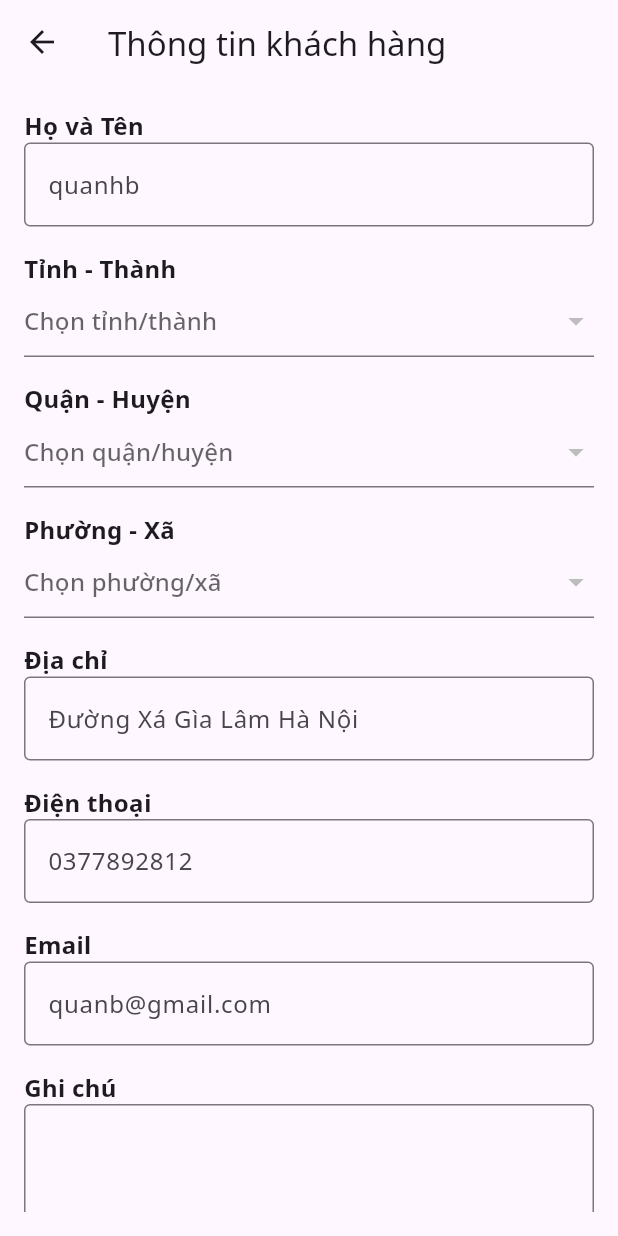
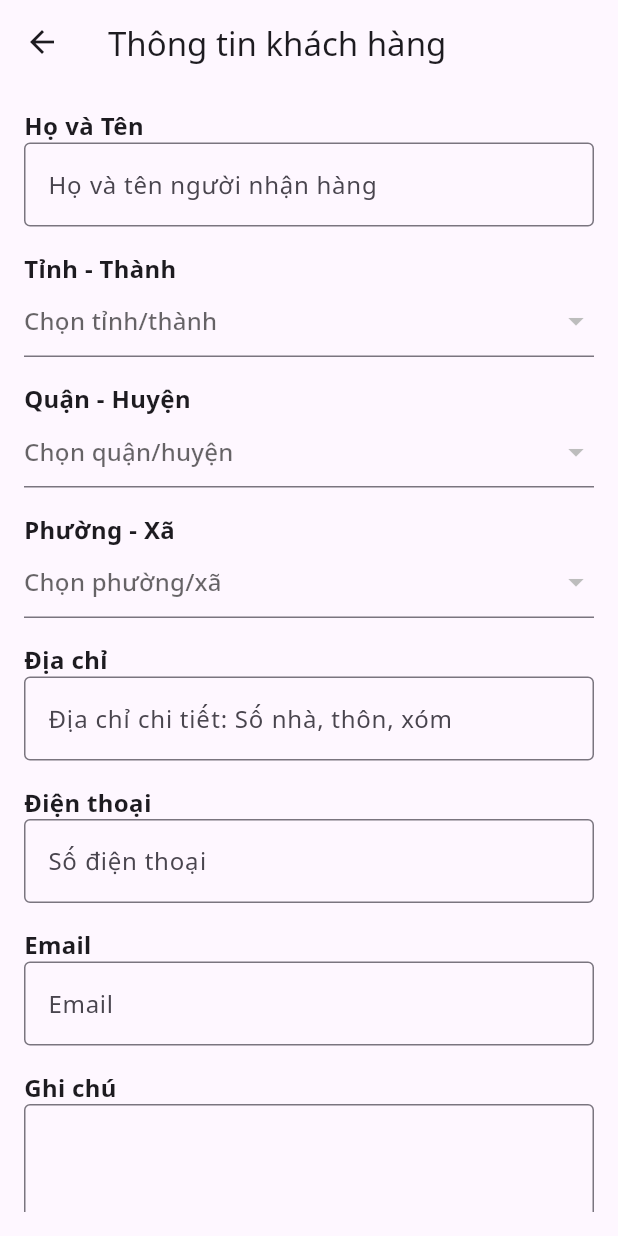
Before and after one commit to Quan2812/FoodAppMobile, a Flutter app: the CheckoutView screen opened directly with empty values, after a tap on "Thay đổi", on a phone screen of 412 x 824 dp. Run offline on Flutter 3.47's test engine with Material 3 defaults, Android fonts, the phone set to English and light mode, and no system bars; drawn by our look-alikes of flutter_easyloading; our stand-ins replace flutter_rating_bar, flutter_timezone, get_it, google_fonts, google_maps_flutter, image_picker and 1 more; missing offline and left inert: custom_map_markers, otp_pin_field; accounts and stored records are empty; network calls fail.

Commit message:
chỉnh sửa màn hình thanh toán

```diff
--- a/lib/common/service_call.dart
+++ b/lib/common/service_call.dart
@@ -12,7 +12,7 @@ class ServiceCall {
   static Map userPayload = {};
 
   // ✅ Thêm baseUrl
-  static const String baseUrl = "https://localhost:7064/api"; // <-- chỉnh chỗ này "https://10.0.2.2:1228/api"
+  static const String baseUrl = "https://foood-tour.online/api"; // <-- chỉnh chỗ này "https://10.0.2.2:1228/api"
 
   // ✅ Hàm POST chuẩn
   static void post(String endpoint, Map<String, dynamic> parameter,
--- a/lib/view/more/checkout_view.dart
+++ b/lib/view/more/checkout_view.dart
@@ -10,7 +10,7 @@ import 'checkout_message_view.dart';
 
 class CheckoutView extends StatefulWidget {
   final double subtotal;
-  final double discount = 15.000;
+  // final double discount = 15.000;
   const CheckoutView({super.key, required this.subtotal});
 
   @override
@@ -20,19 +20,14 @@ class CheckoutView extends StatefulWidget {
 class _CheckoutViewState extends State<CheckoutView> {
   List paymentArr = [
     {
-      "name": "Tiền mặt",
+      "name": "Thanh toán khi nhận hàng",
       "icon":
       "https://res.cloudinary.com/dfya8dc81/image/upload/v1738811558/cash_ewuwuz.png"
     },
     {
-      "name": "**** **** **** 2187",
+      "name": "Thanh toán qua VNPay",
       "icon":
       "https://res.cloudinary.com/dfya8dc81/image/upload/v1738811583/visa_icon_wk5tiz.png"
-    },
-    {
-      "name": "test@gmail.com",
-      "icon":
-      "https://res.cloudinary.com/dfya8dc81/image/upload/v1738811577/paypal_hyx4tl.png"
     },
   ];
 
@@ -55,13 +50,13 @@ class _CheckoutViewState extends State<CheckoutView> {
     super.initState();
     addressData = AddressData(
       fullName: '',
-      province: 'Brooklyn',
+      province: '',
       provinceId: 0,
       district: '',
       districtId: 0,
       ward: '',
       wardCode: '',
-      address: '653 Nostrand Ave.',
+      address: '',
       phone: '',
       email: '',
       notes: '',
@@ -259,18 +254,18 @@ class _CheckoutViewState extends State<CheckoutView> {
                             fontWeight: FontWeight.w500,
                           ),
                         ),
-                        TextButton.icon(
-                          onPressed: () {},
-                          icon: Icon(Icons.add, color: TColor.primary),
-                          label: Text(
-                            "Thêm thẻ",
-                            style: GoogleFonts.notoSans(
-                              color: TColor.primary,
-                              fontSize: 13,
-                              fontWeight: FontWeight.w700,
-                            ),
-                          ),
-                        )
+                        // TextButton.icon(
+                        //   onPressed: () {},
+                        //   icon: Icon(Icons.add, color: TColor.primary),
+                        //   label: Text(
+                        //     "Thêm thẻ",
+                        //     style: GoogleFonts.notoSans(
+                        //       color: TColor.primary,
+                        //       fontSize: 13,
+                        //       fontWeight: FontWeight.w700,
+                        //     ),
+                        //   ),
+                        // )
                       ],
                     ),
                     ListView.builder(
@@ -388,29 +383,29 @@ class _CheckoutViewState extends State<CheckoutView> {
                         ),
                       ],
                     ),
-                    const SizedBox(height: 8),
-                    Row(
-                      mainAxisAlignment: MainAxisAlignment.spaceBetween,
-                      children: [
-                        Text(
-                          "Giảm giá",
-                          textAlign: TextAlign.center,
-                          style: GoogleFonts.notoSans(
-                            color: TColor.primaryText,
-                            fontSize: 13,
-                            fontWeight: FontWeight.w500,
-                          ),
-                        ),
-                        Text(
-                          "-${widget.discount.toStringAsFixed(3)}",
-                          style: GoogleFonts.notoSans(
-                            color: TColor.primaryText,
-                            fontSize: 13,
-                            fontWeight: FontWeight.w700,
-                          ),
-                        )
-                      ],
-                    ),
+                    // const SizedBox(height: 8),
+                    // Row(
+                    //   mainAxisAlignment: MainAxisAlignment.spaceBetween,
+                    //   children: [
+                    //     Text(
+                    //       "Giảm giá",
+                    //       textAlign: TextAlign.center,
+                    //       style: GoogleFonts.notoSans(
+                    //         color: TColor.primaryText,
+                    //         fontSize: 13,
+                    //         fontWeight: FontWeight.w500,
+                    //       ),
+                    //     ),
+                    //     Text(
+                    //       "-${widget.discount.toStringAsFixed(3)}",
+                    //       style: GoogleFonts.notoSans(
+                    //         color: TColor.primaryText,
+                    //         fontSize: 13,
+                    //         fontWeight: FontWeight.w700,
+                    //       ),
+                    //     )
+                    //   ],
+                    // ),
                     const SizedBox(height: 15),
                     Divider(
                       color: TColor.secondaryText.withOpacity(0.5),
@@ -430,7 +425,7 @@ class _CheckoutViewState extends State<CheckoutView> {
                           ),
                         ),
                         Text(
-                          ("${NumberFormat("#,###", "vi_VN").format(widget.subtotal + fee - widget.discount)}"),
+                          ("${NumberFormat("#,###", "vi_VN").format(widget.subtotal + fee)}"),
                           style: GoogleFonts.notoSans(
                             color: TColor.primaryText,
                             fontSize: 15,
--- a/lib/view/more/recipient_form.dart
+++ b/lib/view/more/recipient_form.dart
@@ -2,6 +2,8 @@ import 'package:flutter/material.dart';
 import 'package:http/http.dart' as http;
 import 'dart:convert';
 import 'package:google_fonts/google_fonts.dart';
+
+import '../../common/color_extension.dart';
 
 class AddressData {
   final String fullName;
@@ -209,7 +211,7 @@ class _RecipientFormState extends State<RecipientForm> {
               TextFormField(
                 decoration: InputDecoration(
                   border: OutlineInputBorder(),
-                  hintText: 'quanhb',
+                  hintText: 'Họ và tên người nhận hàng',
                   hintStyle: GoogleFonts.notoSans(),
                 ),
                 onChanged: (value) {
@@ -340,7 +342,7 @@ class _RecipientFormState extends State<RecipientForm> {
               TextFormField(
                 decoration: InputDecoration(
                   border: OutlineInputBorder(),
-                  hintText: 'Đường Xá Gìa Lâm Hà Nội',
+                  hintText: 'Địa chỉ chi tiết: Số nhà, thôn, xóm',
                   hintStyle: GoogleFonts.notoSans(),
                 ),
                 onChanged: (value) {
@@ -366,7 +368,7 @@ class _RecipientFormState extends State<RecipientForm> {
               TextFormField(
                 decoration: InputDecoration(
                   border: OutlineInputBorder(),
-                  hintText: '0377892812',
+                  hintText: 'Số điện thoại',
                   hintStyle: GoogleFonts.notoSans(),
                 ),
                 keyboardType: TextInputType.phone,
@@ -393,7 +395,7 @@ class _RecipientFormState extends State<RecipientForm> {
               TextFormField(
                 decoration: InputDecoration(
                   border: OutlineInputBorder(),
-                  hintText: 'quanb@gmail.com',
+                  hintText: 'Email',
                   hintStyle: GoogleFonts.notoSans(),
                 ),
                 keyboardType: TextInputType.emailAddress,
@@ -427,10 +429,10 @@ class _RecipientFormState extends State<RecipientForm> {
               ElevatedButton(
                 onPressed: submitForm,
                 style: ElevatedButton.styleFrom(
-                  backgroundColor: Colors.green,
+                  backgroundColor: TColor.primary,
                   foregroundColor: Colors.white,
                   padding: EdgeInsets.symmetric(horizontal: 20, vertical: 15),
-                  textStyle: GoogleFonts.notoSans(fontSize: 16),
+                  textStyle: GoogleFonts.notoSans(fontSize: 16, fontWeight: FontWeight.bold),
                 ),
                 child: Text('Xác nhận'),
               ),
```
Also changed, not shown: 1 other file.
